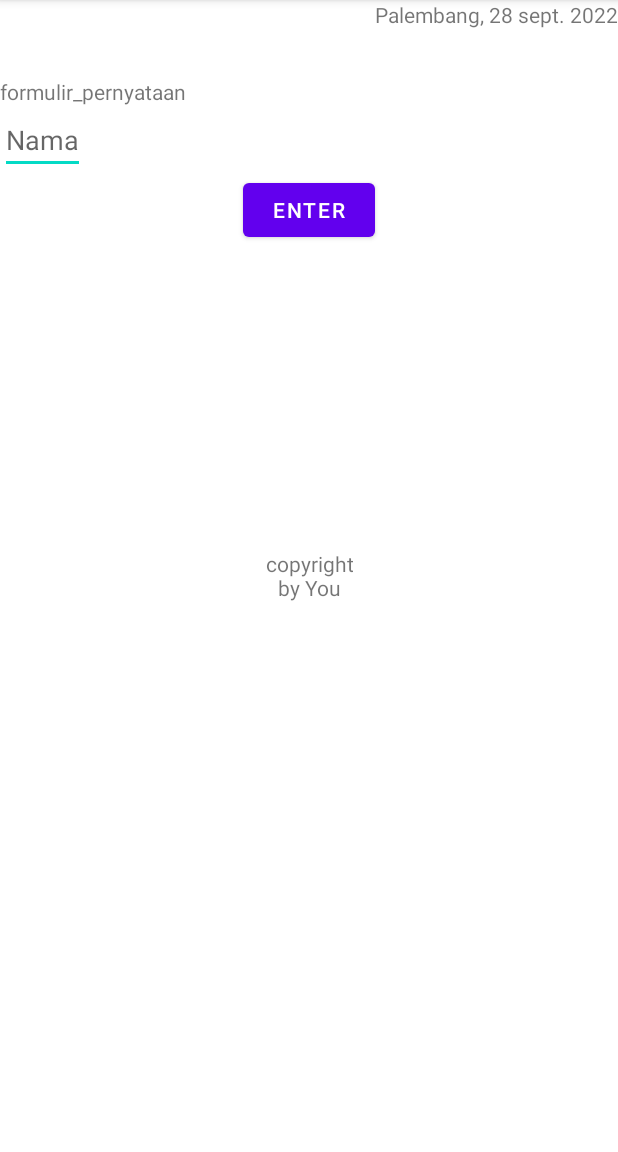
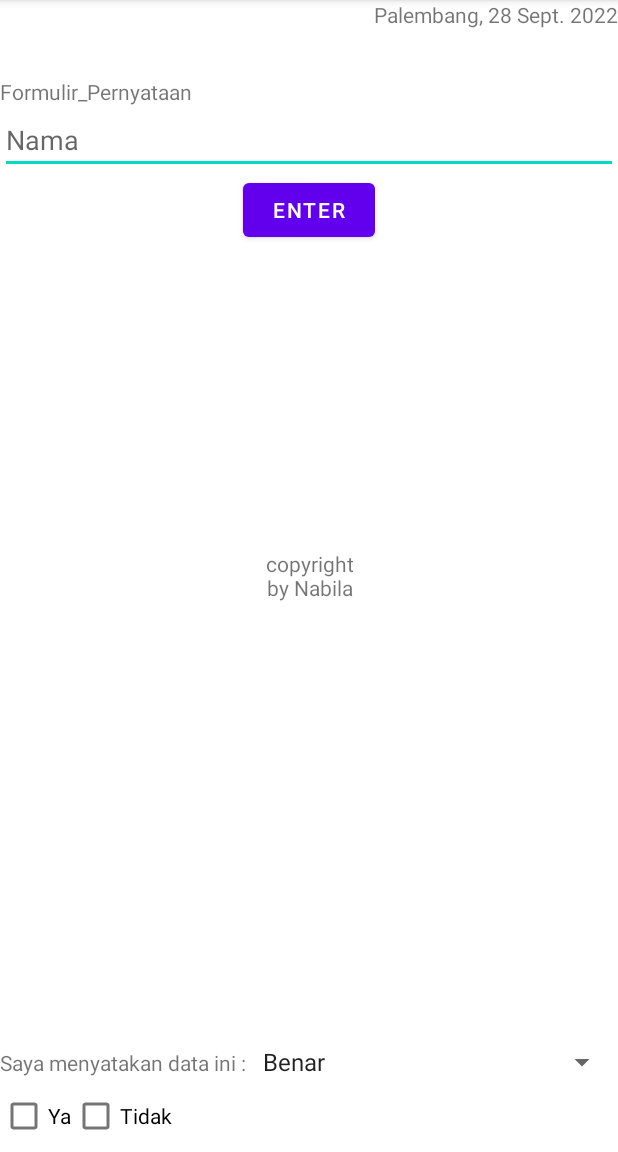
Before and after one commit to NabilaSavitri/RelativeAneh, an Android app: the screen it shows after launch (MainActivity), on a phone screen of 412 x 824 dp, the part 84-1236 px from its top. Run offline under Robolectric (Android 15) with nearby library versions, the phone set to English and light mode, and no system bars.

```diff
--- a/app/src/main/res/layout/activity_main.xml
+++ b/app/src/main/res/layout/activity_main.xml
@@ -10,19 +10,19 @@
         android:id="@+id/tv_tanggal"
         android:layout_width="wrap_content"
         android:layout_height="wrap_content"
-        android:text="Palembang, 28 sept. 2022"
+        android:text="Palembang, 28 Sept. 2022"
         android:layout_alignParentRight="true"/>
     <TextView
         android:id="@+id/tv_formulir_pernyataan"
         android:layout_width="wrap_content"
         android:layout_height="wrap_content"
-        android:text="formulir_pernyataan"
+        android:text="Formulir_Pernyataan"
         android:layout_below="@id/tv_tanggal"
         android:layout_marginTop="32dp"/>
 
     <EditText
         android:id="@+id/et_nama"
-        android:layout_width="wrap_content"
+        android:layout_width="match_parent"
         android:layout_height="wrap_content"
         android:hint="Nama"
         android:layout_below="@+id/tv_formulir_pernyataan"/>
@@ -38,9 +38,43 @@
         android:id="@+id/tv_copyright"
         android:layout_width="wrap_content"
         android:layout_height="wrap_content"
-        android:text="copyright\nby You"
+        android:text="copyright\nby Nabila"
         android:gravity="center"
         android:layout_centerInParent="true"/>
 
+    <CheckBox
+        android:id="@+id/cb_ya"
+        android:layout_width="wrap_content"
+        android:layout_height="wrap_content"
+        android:text="Ya"
+        android:layout_alignParentBottom="true"/>
+
+    <CheckBox
+        android:id="@+id/cb_tidak"
+        android:layout_width="wrap_content"
+        android:layout_height="wrap_content"
+        android:text="Tidak"
+        android:layout_alignParentBottom="true"
+        android:layout_toRightOf="@+id/cb_ya"/>
+
+
+
+    <TextView
+        android:id="@+id/tv_saya_menyatakan"
+        android:layout_width="wrap_content"
+        android:layout_height="wrap_content"
+        android:text="Saya menyatakan data ini : "
+        android:layout_marginBottom="2dp"
+        android:layout_above="@+id/cb_ya"/>
+
+    <Spinner
+        android:id="@+id/sp_kemungkinan"
+        android:layout_width="match_parent"
+        android:layout_height="wrap_content"
+        android:entries="@array/arr_kemungkinan"
+        android:layout_above="@+id/cb_ya"
+        android:layout_toRightOf="@+id/tv_saya_menyatakan"/>
+
+
 
 </RelativeLayout>
--- a/app/src/main/res/values/strings.xml
+++ b/app/src/main/res/values/strings.xml
@@ -1,3 +1,10 @@
 <resources>
     <string name="app_name">Relative Aneh</string>
+    <string-array name="arr_kemungkinan">
+        <item>Benar</item>
+        <item>Mungkin Benar</item>
+        <item>Salah</item>
+        <item>Mungkin Salah</item>
+    </string-array>
+
 </resources>
```
